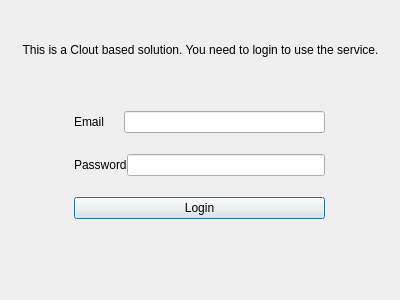
Above: src/gui/res/CloudDialogBase.ui from webscaleco/synergy before the change. Below: the same form after it.
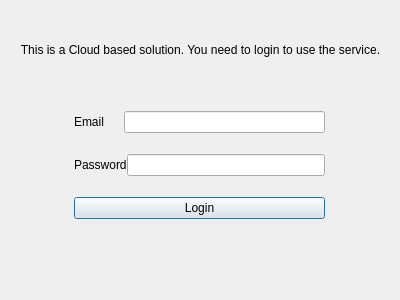
That is the form after the change.

```diff
--- a/src/gui/res/CloudDialogBase.ui
+++ b/src/gui/res/CloudDialogBase.ui
@@ -23,7 +23,7 @@
     </rect>
    </property>
    <property name="text">
-    <string>This is a Clout based solution. You need to login to use the service.</string>
+    <string>This is a Cloud based solution. You need to login to use the service.</string>
    </property>
    <property name="alignment">
     <set>Qt::AlignCenter</set>
```
Left out of the diff: 4 changed lines with no effect on the pictures.
